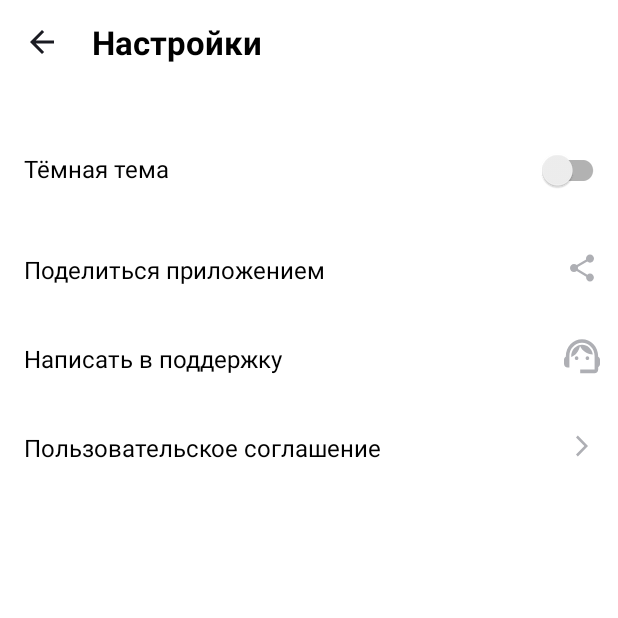
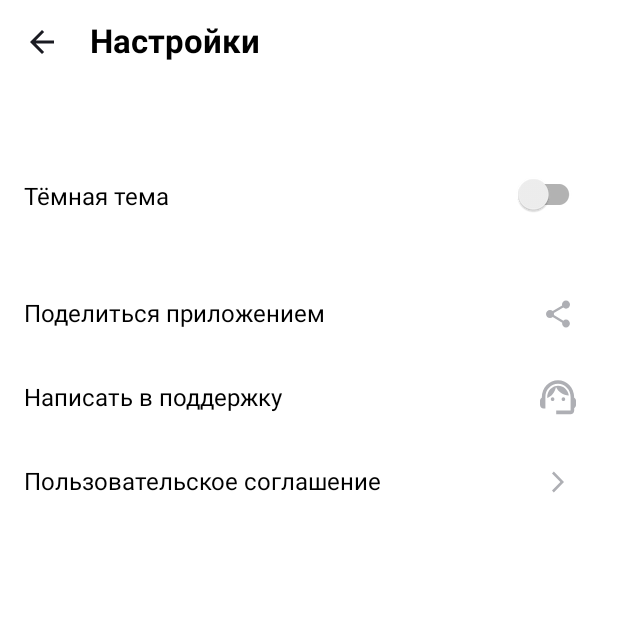
Before and after one commit to G-dev-ui/Playlist_Maker, an Android app: the SettingsActivity screen opened directly, with no data from a screen before it, on a phone screen of 412 x 824 dp, the top half of it. Run offline under Robolectric (Android 15) with nearby library versions, the phone set to English and light mode, and no system bars.

Commit message:
Задача спринта 8 (2)

```diff
--- a/app/src/main/java/com/example/playlist_maker/SettingsActivity.kt
+++ b/app/src/main/java/com/example/playlist_maker/SettingsActivity.kt
@@ -11,8 +11,7 @@ class SettingsActivity : AppCompatActivity() {
         setContentView(R.layout.activity_settings)
         val backButton = findViewById<ImageView>(R.id.image)
         backButton.setOnClickListener {
-            val intent = Intent(this, MainActivity::class.java)
-            startActivity(intent)
+            finish()
         }
     }
 }
--- a/app/src/main/res/layout/activity_settings.xml
+++ b/app/src/main/res/layout/activity_settings.xml
@@ -6,8 +6,7 @@
     xmlns:app="http://schemas.android.com/apk/res-auto"
     android:layout_width="match_parent"
     android:layout_height="match_parent"
-    android:orientation="vertical"
-    >
+    android:orientation="vertical">
 
     <LinearLayout
         android:layout_width="match_parent"
@@ -27,22 +26,23 @@
             android:layout_width="wrap_content"
             android:layout_height="wrap_content"
             android:gravity="center"
-            android:padding="9dp"
+            android:padding="8dp"
+            android:text="@string/settings_titel"
             android:textColor="@color/black"
+            android:textSize="@dimen/text_size"
             android:textStyle="bold"
-            android:text="@string/settings_titel"
-            android:textSize="@dimen/text_size"
 
             />
 
 
     </LinearLayout>
+
     <LinearLayout
         android:layout_width="match_parent"
         android:layout_height="wrap_content"
+        android:layout_marginTop="24dp"
         android:orientation="horizontal"
-    android:layout_marginTop="24dp"
-
+        android:padding="@dimen/pudding_all"
         >
 
         <TextView
@@ -50,12 +50,11 @@
             android:layout_height="match_parent"
             android:layout_gravity="start"
             android:layout_weight="1"
-        android:paddingStart="16dp"
-        android:paddingTop="21dp"
-        android:paddingBottom="21dp"
-        android:text="@string/D_W"
+           android:gravity="center|start"
+            android:text="@string/Dark_theme"
             android:textColor="@color/black"
             android:textSize="@dimen/text2_size" />
+
         <androidx.appcompat.widget.SwitchCompat
             android:layout_width="wrap_content"
             android:layout_height="wrap_content"
@@ -66,81 +65,77 @@
 
 
     </LinearLayout>
+
     <LinearLayout
         android:layout_width="match_parent"
         android:layout_height="wrap_content"
         android:orientation="horizontal"
-        >
+        android:padding="@dimen/pudding_all">
 
         <TextView
             android:layout_width="0dp"
             android:layout_height="wrap_content"
             android:layout_gravity="start"
             android:layout_weight="1"
-            android:paddingStart="16dp"
-            android:paddingTop="19dp"
-            android:paddingEnd="20dp"
-            android:paddingBottom="18dp"
-            android:text="@string/PP"
+
+            android:text="@string/Share_the_app"
             android:textColor="@color/black"
             android:textSize="@dimen/text2_size" />
+
         <ImageView
             android:layout_width="wrap_content"
             android:layout_height="wrap_content"
             android:layout_gravity="end|center"
             android:layout_marginEnd="12dp"
-            android:src="@drawable/mode"/>
+            android:src="@drawable/mode" />
     </LinearLayout>
+
     <LinearLayout
         android:layout_width="match_parent"
         android:layout_height="wrap_content"
         android:orientation="horizontal"
-        >
+        android:padding="@dimen/pudding_all">
+
         <TextView
             android:layout_width="0dp"
-            android:layout_weight="1"
             android:layout_height="wrap_content"
             android:layout_gravity="start"
-            android:text="@string/NVP"
+            android:layout_weight="1"
+            android:text="@string/Write_to_support"
             android:textColor="@color/black"
-            android:textSize="@dimen/text2_size"
-            android:paddingStart="16dp"
-            android:paddingEnd="20dp"
-            android:paddingTop="19dp"
-            android:paddingBottom="18dp"/>
+            android:textSize="@dimen/text2_size" />
+
         <ImageView
             android:layout_width="wrap_content"
             android:layout_height="wrap_content"
-            android:src="@drawable/group"
+            android:layout_gravity="end|center"
             android:layout_marginEnd="12dp"
-            android:layout_gravity="end|center"/>
+            android:src="@drawable/group" />
     </LinearLayout>
+
     <LinearLayout
         android:layout_width="match_parent"
         android:layout_height="wrap_content"
+        android:orientation="horizontal"
+        android:padding="@dimen/pudding_all">
 
-        android:orientation="horizontal"
-        >
         <TextView
             android:layout_width="0dp"
-            android:layout_weight="1"
             android:layout_height="wrap_content"
             android:layout_gravity="start"
-            android:paddingStart="16dp"
-            android:paddingEnd="20dp"
-            android:paddingTop="19dp"
-            android:paddingBottom="18dp"
-            android:text="@string/PS"
+            android:layout_weight="1"
+            android:text="@string/User_agreement"
             android:textColor="@color/black"
-            android:textSize="@dimen/text2_size"/>
+            android:textSize="@dimen/text2_size" />
+
         <ImageView
 
-            app:iconPadding="16dp"
-            android:layout_gravity="end|center"
             android:layout_width="wrap_content"
             android:layout_height="wrap_content"
+            android:layout_gravity="end|center"
             android:layout_marginEnd="12dp"
-            android:src="@drawable/light"/>
+            android:src="@drawable/light"
+            app:iconPadding="16dp" />
     </LinearLayout>
 
 </LinearLayout>
--- a/app/src/main/res/values/dimen.xml
+++ b/app/src/main/res/values/dimen.xml
@@ -5,4 +5,5 @@
     <dimen name="icon_padding">8dp</dimen>
     <dimen name="button_margin">16dp</dimen>
     <dimen name="text2_size">16sp</dimen>
+    <dimen name="pudding_all">16sp</dimen>
 </resources>
--- a/app/src/main/res/values/strings.xml
+++ b/app/src/main/res/values/strings.xml
@@ -3,8 +3,8 @@
     <string name="search_titel" translatable="false">Поиск</string>
     <string name="media_titel" translatable="false">Медиатека</string>
     <string name="settings_titel" translatable="false">Настройки</string>
-    <string name="D_W" translatable="false">Тёмная тема</string>
-    <string name="PP" translatable="false">Поделиться приложением</string>
-    <string name="NVP" translatable="false">Написать в поддержку</string>
-    <string name="PS" translatable="false">Пользовательское соглашение</string>
+    <string name="Dark_theme" translatable="false">Тёмная тема</string>
+    <string name="Share_the_app" translatable="false">Поделиться приложением</string>
+    <string name="Write_to_support" translatable="false">Написать в поддержку</string>
+    <string name="User_agreement" translatable="false">Пользовательское соглашение</string>
 </resources>
```
Also changed, not shown: app/src/main/java/com/example/playlist_maker/MainActivity.kt (+6 -6 lines), app/src/main/res/layout/activity_main.xml (+16 -18 lines). Lines whose indentation alone changed are shown as unchanged.
